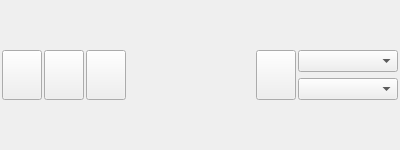
Before: the Qt Designer form src/terminal.ui in krotbsod/sqterm, drawn with Qt 5.
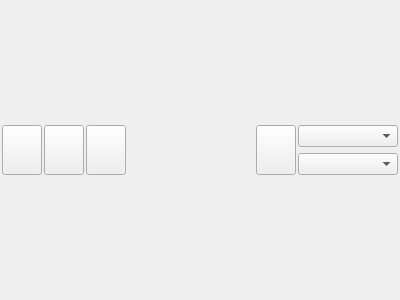
After: the same form once the commit is applied. Icons and pictures are not drawn.

Diff of the .ui file:
```diff
--- a/src/terminal.ui
+++ b/src/terminal.ui
@@ -7,7 +7,7 @@
     <x>0</x>
     <y>0</y>
     <width>400</width>
-    <height>150</height>
+    <height>300</height>
    </rect>
   </property>
   <property name="windowTitle">
```
